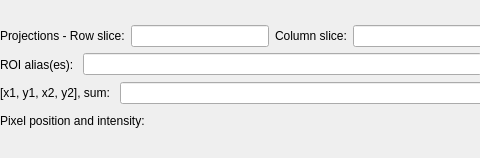
lavue-org/lavue, file lavuelib/ui/QROIProjToolWidget.ui: the form before one commit; both pictures show x 0 to 480 and y 0 to 158 of the 750 by 158 pixel window.
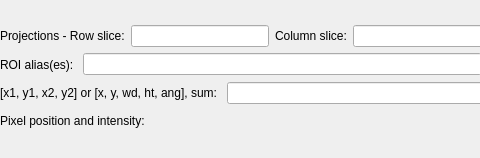
The form after the commit.

Commit message: fix the info label for QROIProj

The edit to the form file:
```diff
--- a/lavuelib/ui/QROIProjToolWidget.ui
+++ b/lavuelib/ui/QROIProjToolWidget.ui
@@ -182,7 +182,7 @@
           <string>coordinate info display for the mouse pointer</string>
          </property>
          <property name="text">
-          <string>[x1, y1, x2, y2], sum: </string>
+          <string>[x1, y1, x2, y2] or [x, y, wd, ht, ang], sum: </string>
          </property>
          <property name="buddy">
           <cstring>roiinfoLineEdit</cstring>
```
The commit also changes 1 other file.
